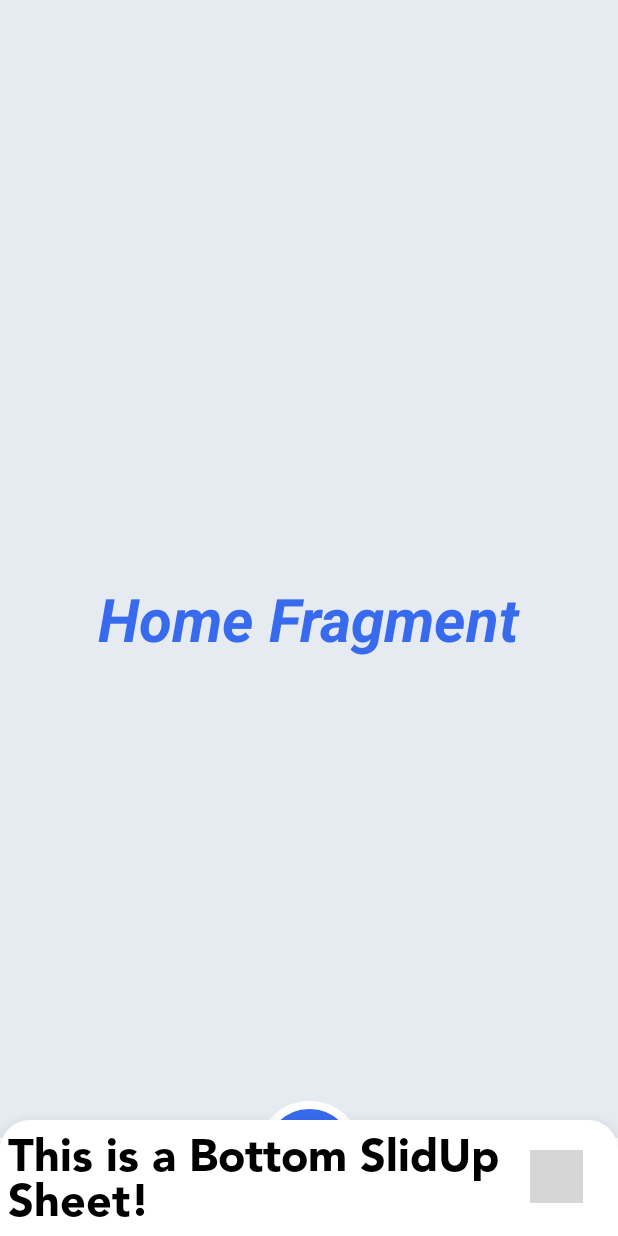
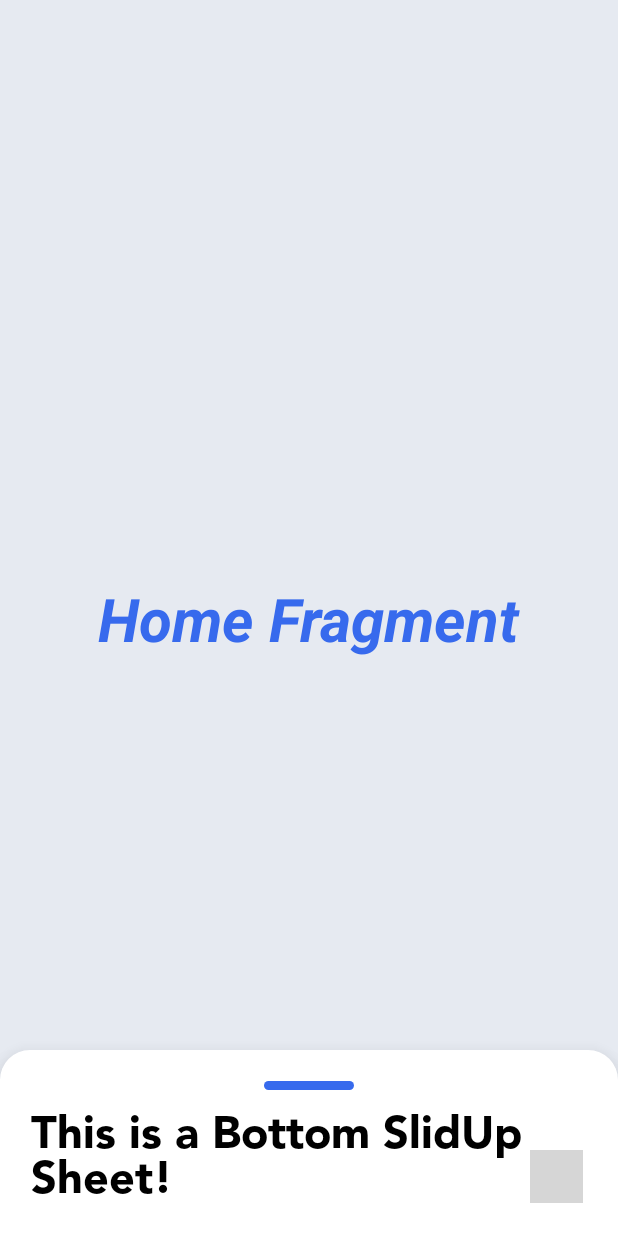
Before and after one commit to SiddyDevelops/Blogaro, an Android app: the fragment BottomSheetDialog placed in its activity, on a phone screen of 412 x 824 dp. Run offline under Robolectric (Android 15) with nearby library versions, the phone set to English and light mode, and no system bars; grey boxes are pictures that could not be loaded.

Commit message:
Added NavUpperBar

```diff
--- /dev/null
+++ b/Blogaro/app/src/main/res/drawable/round_corners.xml
@@ -0,0 +1,11 @@
+<?xml version="1.0" encoding="utf-8"?>
+<shape xmlns:android="http://schemas.android.com/apk/res/android"
+    android:shape="rectangle">
+    <solid
+        android:color="@color/blue" >
+    </solid>
+
+    <corners
+        android:radius="11dp"   >
+    </corners>
+</shape>
--- a/Blogaro/app/src/main/res/layout/profile_bottom_sheet.xml
+++ b/Blogaro/app/src/main/res/layout/profile_bottom_sheet.xml
@@ -1,19 +1,42 @@
 <?xml version="1.0" encoding="utf-8"?>
 <androidx.constraintlayout.widget.ConstraintLayout xmlns:android="http://schemas.android.com/apk/res/android"
+    xmlns:tools="http://schemas.android.com/tools"
     android:layout_width="match_parent"
     android:layout_height="wrap_content"
     android:padding="5dp"
     xmlns:app="http://schemas.android.com/apk/res-auto">
 
+    <androidx.constraintlayout.widget.ConstraintLayout
+        android:layout_width="match_parent"
+        android:layout_height="match_parent"
+        android:padding="15dp"
+        tools:layout_editor_absoluteX="5dp"
+        tools:layout_editor_absoluteY="5dp">
+
+        <LinearLayout
+            android:id="@+id/linearLayout2"
+            android:layout_width="60dp"
+            android:layout_height="6dp"
+            android:background="@drawable/round_corners"
+            app:layout_constraintEnd_toEndOf="parent"
+            app:layout_constraintHorizontal_bias="0.5"
+            app:layout_constraintStart_toStartOf="parent"
+            app:layout_constraintTop_toTopOf="parent">
+
+        </LinearLayout>
+
         <TextView
             android:layout_width="wrap_content"
             android:layout_height="wrap_content"
             android:fontFamily="@font/avenir_std_black"
+            android:layout_marginTop="10dp"
             android:text="This is a Bottom SlidUp Sheet!"
             android:textColor="@color/black"
             android:textSize="30sp"
             app:layout_constraintEnd_toEndOf="parent"
             app:layout_constraintStart_toStartOf="parent"
-        app:layout_constraintTop_toTopOf="parent" />
+            app:layout_constraintTop_toBottomOf="@+id/linearLayout2" />
 
     </androidx.constraintlayout.widget.ConstraintLayout>
+
+</androidx.constraintlayout.widget.ConstraintLayout>
```
Lines whose indentation alone changed are shown as unchanged.
